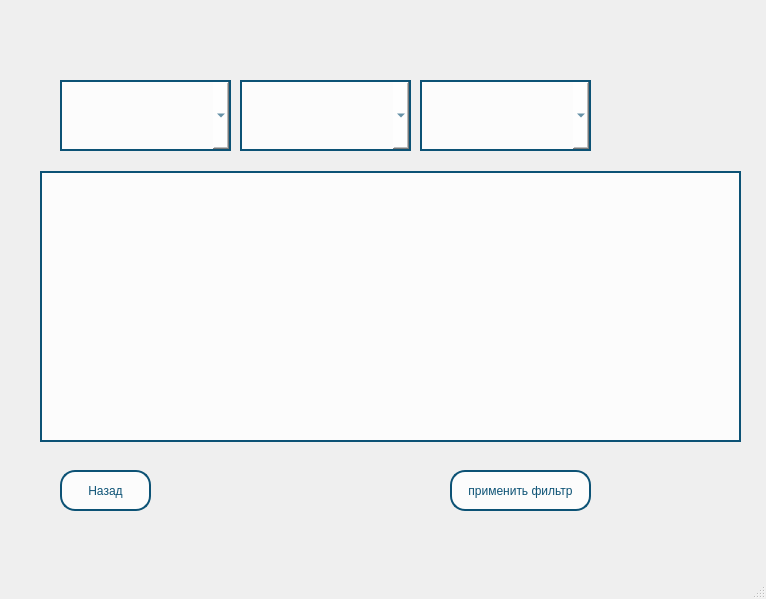
This is Assets/WindowsUI/employer.ui in yshelev/nya as Qt 5 draws it before an edit. The edited form follows.
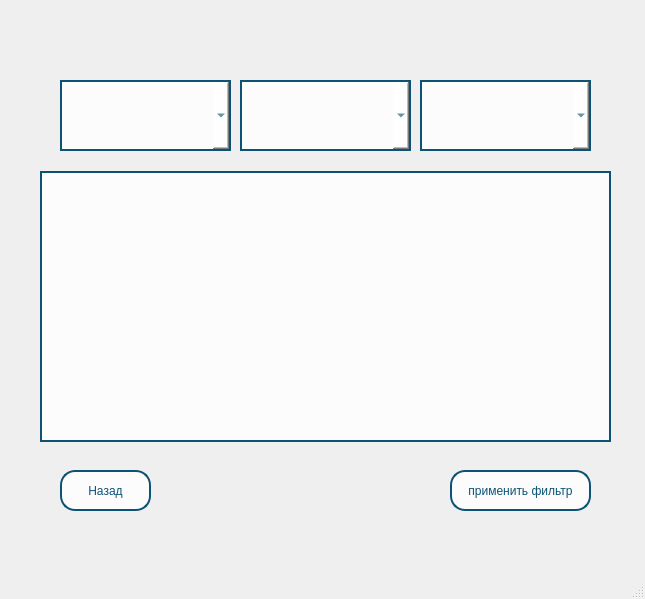
This is the edited form.

What changed in the file:
```diff
--- a/Assets/WindowsUI/employer.ui
+++ b/Assets/WindowsUI/employer.ui
@@ -6,7 +6,7 @@
    <rect>
     <x>0</x>
     <y>0</y>
-    <width>766</width>
+    <width>645</width>
     <height>599</height>
    </rect>
   </property>
@@ -19,7 +19,7 @@
      <rect>
       <x>40</x>
       <y>171</y>
-      <width>701</width>
+      <width>571</width>
       <height>271</height>
      </rect>
     </property>
```
Left out of the diff: 4 changed lines with no effect on the pictures.
